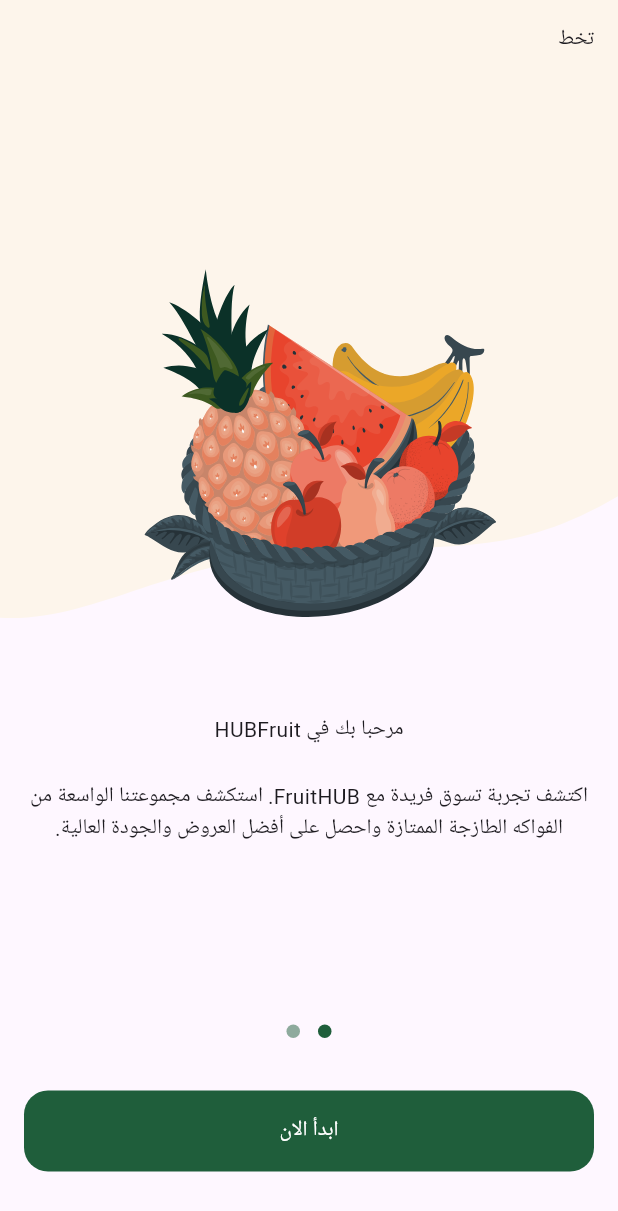
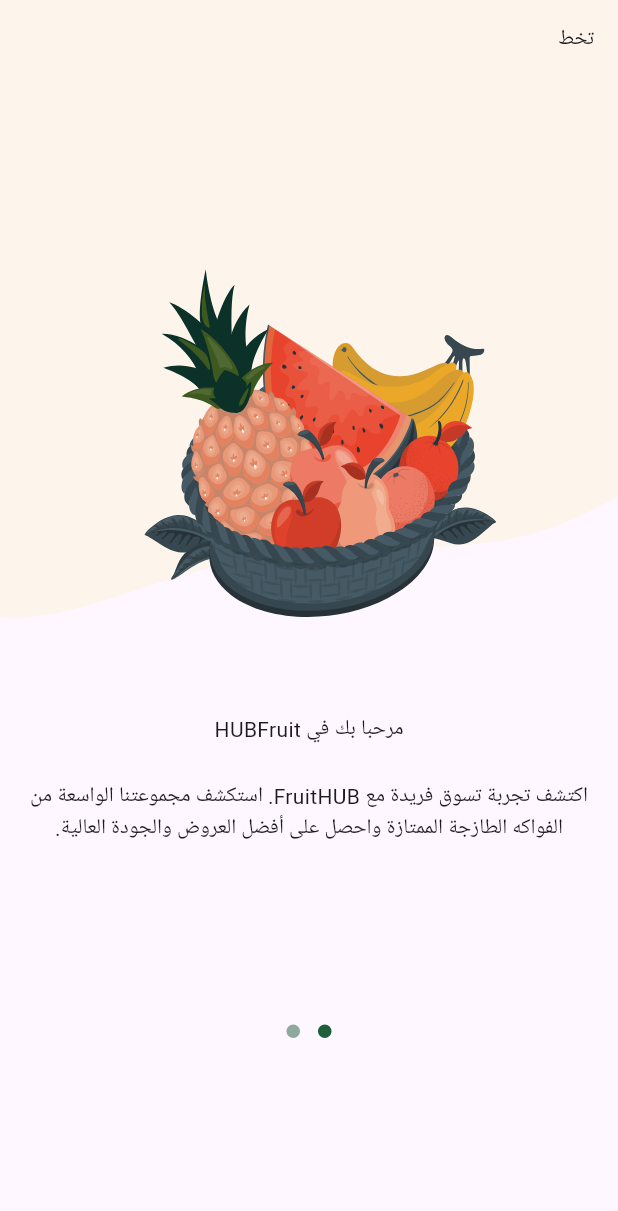
Before and after one commit to mora11111/fruit_app, a Flutter app: the screen it shows after launch, on a phone screen of 412 x 824 dp. Shown: the top 1211 px of the screen. Run offline on Flutter 3.47's test engine with Material 3 defaults, Android fonts, the phone set to English and light mode, and no system bars; drawn by our look-alikes of dots_indicator; our stand-ins replace flutter_svg.

Commit message:
change dot indicator, تخط, custom button when current page change

```diff
--- a/lib/features/on_boarding/presentation/views/widgets/on_boarding_page_view.dart
+++ b/lib/features/on_boarding/presentation/views/widgets/on_boarding_page_view.dart
@@ -3,18 +3,22 @@ import 'package:fruit_app/core/utils/app_images.dart';
 import 'package:fruit_app/features/on_boarding/presentation/views/widgets/page_view_item.dart';
 
 class OnBoardingPageView extends StatelessWidget {
-  const OnBoardingPageView({super.key});
+  const OnBoardingPageView({super.key, required this.pageController});
+
+  final PageController pageController;
 
   @override
   Widget build(BuildContext context) {
     return PageView(
-      children: const [
+      controller: pageController,
+      children: [
         PageViewItem(
+          isVisible: (pageController.hasClients ? pageController.page!.round() : 0) == 0,
           image: Assets.imagesPageViewItem1Image,
           backgroundImage: Assets.imagesPageViewItem1BackgroundImage,
           subtitle:
               'اكتشف تجربة تسوق فريدة مع FruitHUB. استكشف مجموعتنا الواسعة من الفواكه الطازجة الممتازة واحصل على أفضل العروض والجودة العالية.',
-          title: Row(
+          title: const Row(
             mainAxisAlignment: MainAxisAlignment.center,
             children: [
               Text('مرحبا بك في '),
@@ -24,15 +28,16 @@ class OnBoardingPageView extends StatelessWidget {
           ),
         ),
         PageViewItem(
+          isVisible: (pageController.hasClients ? pageController.page!.round() : 0) != 0,
           image: Assets.imagesPageViewItem2Image,
           backgroundImage: Assets.imagesPageViewItem2BackgroundImage,
           subtitle:
               'نقدم لك أفضل الفواكه المختارة بعناية. اطلع على التفاصيل والصور والتقييمات لتتأكد من اختيار الفاكهة المثالية',
-          title: Text(
+          title: const Text(
             'ابحث وتسوق',
             textAlign: TextAlign.center,
             style: TextStyle(
-              color: const Color(0xFF0C0D0D) /* Grayscale-950 */,
+              color: Color(0xFF0C0D0D) /* Grayscale-950 */,
               fontSize: 23,
               fontFamily: 'Cairo',
               fontWeight: FontWeight.w700,
--- a/lib/features/on_boarding/presentation/views/widgets/on_boarding_view_body.dart
+++ b/lib/features/on_boarding/presentation/views/widgets/on_boarding_view_body.dart
@@ -24,6 +24,9 @@ class _OnBoardingViewBodyState extends State<OnBoardingViewBody> {
 
     pageController.addListener(() {
       currentPage = pageController.page!.round();
+      setState(() {
+
+      });
     });
     super.initState();
   }
@@ -38,20 +41,26 @@ class _OnBoardingViewBodyState extends State<OnBoardingViewBody> {
   Widget build(BuildContext context) {
     return Column(
       children: [
-        const Expanded(child: OnBoardingPageView()),
+        Expanded(child: OnBoardingPageView(pageController: pageController,)),
         DotsIndicator(
           dotsCount: 2,
           decorator: DotsDecorator(
             activeColor: AppColors.primaryColor,
-            color: AppColors.primaryColor.withOpacity(.5),
+            color:currentPage == 1 ? AppColors.primaryColor : AppColors.primaryColor.withOpacity(.5),
           ),
         ),
         const SizedBox(
           height: 29,
         ),
-        Padding(
-          padding: const EdgeInsets.symmetric(horizontal: kHorizontalPadding),
-          child: CustomButton(onPressed: () {}, text: 'ابدأ الان'),
+        Visibility(
+          visible: currentPage == 1 ? true : false,
+          maintainSize: true,
+          maintainAnimation: true,
+          maintainState: true,
+          child: Padding(
+            padding: const EdgeInsets.symmetric(horizontal: kHorizontalPadding),
+            child: CustomButton(onPressed: () {}, text: 'ابدأ الان'),
+          ),
         ),
         const SizedBox(
           height: 43,
--- a/lib/features/on_boarding/presentation/views/widgets/page_view_item.dart
+++ b/lib/features/on_boarding/presentation/views/widgets/page_view_item.dart
@@ -4,16 +4,16 @@ import 'package:flutter/widgets.dart';
 import 'package:flutter_svg/flutter_svg.dart';
 
 class PageViewItem extends StatelessWidget {
-  const PageViewItem(
-      {super.key,
+  const PageViewItem({super.key,
     required this.image,
     required this.backgroundImage,
     required this.subtitle,
-      required this.title});
+    required this.title, required this.isVisible});
 
   final String image, backgroundImage;
   final String subtitle;
   final Widget title;
+  final bool isVisible;
 
   @override
   Widget build(BuildContext context) {
@@ -22,7 +22,10 @@ class PageViewItem extends StatelessWidget {
         children: [
           SizedBox(
             width: double.infinity,
-            height: MediaQuery.of(context).size.height * 0.5,
+            height: MediaQuery
+                .of(context)
+                .size
+                .height * 0.5,
             child: Stack(
               children: [
                 Positioned.fill(
@@ -38,9 +41,12 @@ class PageViewItem extends StatelessWidget {
                     image,
                   ),
                 ),
-                const Padding(
+                Visibility(
+                  visible: isVisible,
+                  child: Padding(
                     padding: EdgeInsets.all(16),
                     child: Text('تخط'),
+                  ),
                 ),
               ],
             ),
```
Lines whose indentation alone changed are shown as unchanged.
